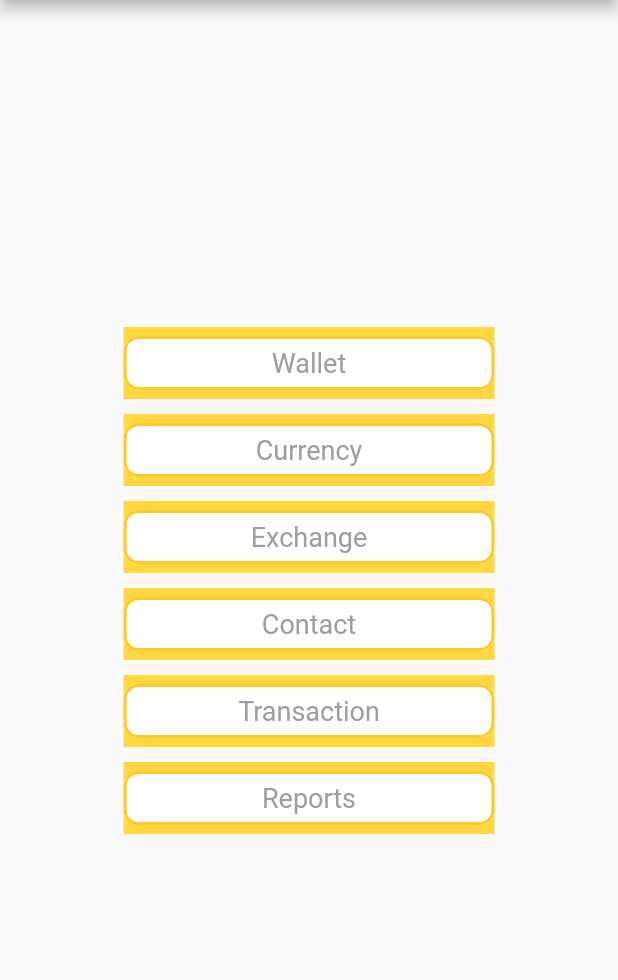
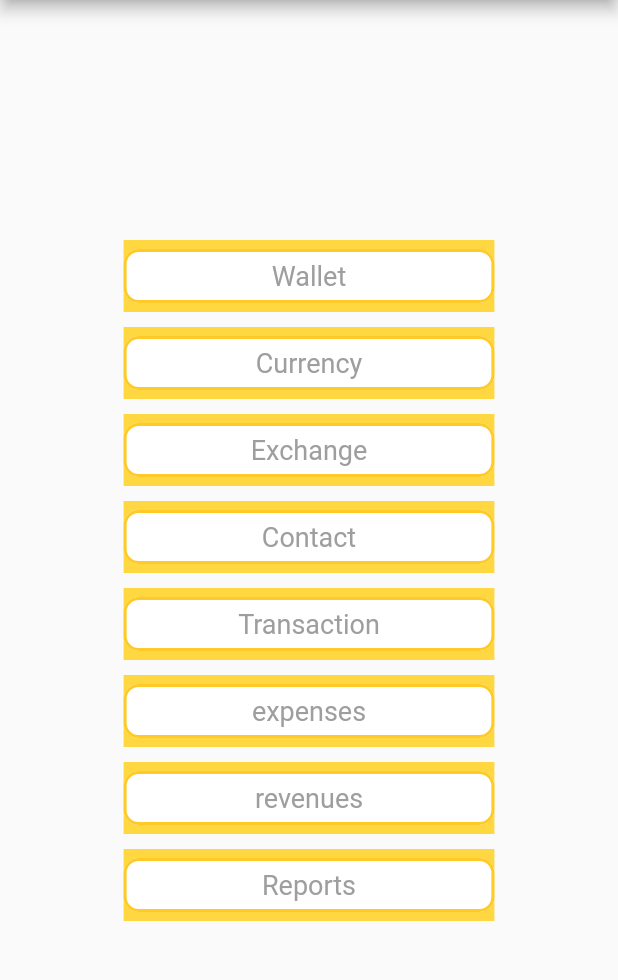
Before and after one commit to BadaelOnline/Task-Bee-with-null-saftey, a Flutter app: the screen it shows after launch, on a phone screen of 412 x 824 dp, the part 75-1055 px from its top. Run offline on Flutter 3.47's test engine with Material 2 defaults, Android fonts, the phone set to English and light mode, and no system bars; our stand-ins replace bloc, floor, flutter_bloc, sqflite; accounts and stored records are empty; generated files the repository leaves out were written again.

Commit message:
add expenses and revenues

```diff
--- a/lib/screens/expenses/add_expense.dart
+++ b/lib/screens/expenses/add_expense.dart
@@ -368,10 +368,7 @@ class AddExpense extends StatelessWidget {
               BlocConsumer<WalletCubit, WalletStates>(
                 listener: (context, WalletStates state) {
                   if (state is UpdateWalletsToDatabaseState) {
-                    Navigator.pushReplacement(
-                        context,
-                        MaterialPageRoute(
-                            builder: (context) => TransactionHome()));
+                    Navigator.of(context).pop();
                   }
                 },
                 builder: (context, WalletStates state) {
--- a/lib/screens/expenses/expense_home.dart
+++ b/lib/screens/expenses/expense_home.dart
@@ -27,7 +27,7 @@ class ExpenseHome extends StatelessWidget {
         return Scaffold(
             appBar: CustomAppBar(Icon(Icons.wallet_giftcard), 'Transaction'),
             body: ListView.builder(
-              itemCount: transactionCubit.transactions!.length,
+              itemCount: transactionCubit.expenses!.length,
               itemBuilder: (BuildContext context, int index) {
                 return BlocConsumer<CurrencyCubit, CurrencyStates>(
                   listener: (context, state) {
@@ -35,35 +35,38 @@ class ExpenseHome extends StatelessWidget {
                   },
                   builder: (context, state) {
                     return TransactionCard(
-                    contact: '${contactCubit.getContactName(contactId: transactionCubit.transactions![index].contactId)}',
+                    contact: '${contactCubit.getContactName(contactId: transactionCubit.expenses![index].contactId)}',
                     datetime:
-                    '${transactionCubit.transactions![index].transactionDate}',
+                    '${transactionCubit.expenses![index].transactionDate}',
                     iconExchange: Image.asset(
-                        '${exchangeCubit.getExchangeIcon(exchangeId: transactionCubit.transactions![index].exchangeId)}'),
+                        '${exchangeCubit.getExchangeIcon(exchangeId: transactionCubit.expenses![index].exchangeId)}'),
                     imageWallet:
-                    Image.asset('${walletCubit.getWalletIconFromId(walletId:transactionCubit.transactions![index].walletId )}'),
+                    Image.asset('${walletCubit.getWalletIconFromId(walletId:transactionCubit.expenses![index].walletId )}'),
                     iconMoneyType:
-                    Image.asset('${walletCubit.getWalletIconFromId(walletId:transactionCubit.transactions![index].walletId )}'),
+                    Image.asset('${walletCubit.getWalletIconFromId(walletId:transactionCubit.expenses![index].walletId )}'),
                     note:
-                    '${transactionCubit.transactions![index].description}',
+                    '${transactionCubit.expenses![index].description}',
                     paidMoney:
-                    '${transactionCubit.transactions![index].paid}',
+                    '${transactionCubit.expenses![index].paid}',
+                        deleteTransaction:() {
+                          transactionCubit.deleteTransactionFromDatabase(
+                              id: transactionCubit.expenses![index].id);
+                        },
                     totalMoney:
-                    '${transactionCubit.transactions![index].total}',
+                    '${transactionCubit.expenses![index].total}',
                     restMoney:
-                    '${transactionCubit.transactions![index].rest}',
+                    '${transactionCubit.expenses![index].rest}',
                     titleExchange:
-                    '${exchangeCubit.getExchangeName(exchangeId: transactionCubit.transactions![index].exchangeId)}',
-                    walletType: '${walletCubit.getWalletName(walletId: transactionCubit.transactions![index].walletId)}',
-                    currency: '${currencyCubit.getCurrencyOfWallet(currencyId: walletCubit.getWalletCurrencyId(walletId: transactionCubit.transactions![index].walletId))}');
+                    '${exchangeCubit.getExchangeName(exchangeId: transactionCubit.expenses![index].exchangeId)}',
+                    walletType: '${walletCubit.getWalletName(walletId: transactionCubit.expenses![index].walletId)}',
+                    currency: '${currencyCubit.getCurrencyOfWallet(currencyId: walletCubit.getWalletCurrencyId(walletId: transactionCubit.expenses![index].walletId))}');
   },
 );
               },
             ),
             floatingActionButton: CustomFloatingActionButton(
               icon: Icon(Icons.add),
-              onPressed: () => Navigator.pushReplacement(context,
-                  MaterialPageRoute(builder: (context) => AddExpense())),
+              onPressed: () => Navigator.of(context).pushNamed('/addExpense'),
             )
             );
       },
--- a/lib/screens/expenses/update_expense.dart
+++ b/lib/screens/expenses/update_expense.dart
@@ -40,8 +40,7 @@ class UpdateExpense extends StatelessWidget {
       body:BlocConsumer<TransactionCubit,TransactionStates>(
         listener: (context,state){
           if(state is UpdateTransactionsToDatabaseState){
-            Navigator.pushReplacement(context,
-                MaterialPageRoute(builder: (context) => TransactionHome()));
+            Navigator.of(context).pop();
           }
         },
         builder: (context,state){
--- a/lib/screens/revenues/add_revenues.dart
+++ b/lib/screens/revenues/add_revenues.dart
@@ -368,10 +368,7 @@ class AddRevenues extends StatelessWidget {
               BlocConsumer<WalletCubit, WalletStates>(
                 listener: (context, WalletStates state) {
                   if (state is UpdateWalletsToDatabaseState) {
-                    Navigator.pushReplacement(
-                        context,
-                        MaterialPageRoute(
-                            builder: (context) => TransactionHome()));
+                    Navigator.of(context).pop();
                   }
                 },
                 builder: (context, WalletStates state) {
--- a/lib/screens/revenues/revenues_home.dart
+++ b/lib/screens/revenues/revenues_home.dart
@@ -27,7 +27,7 @@ class RevenuesHome extends StatelessWidget {
         return Scaffold(
             appBar: CustomAppBar(Icon(Icons.wallet_giftcard), 'Transaction'),
             body: ListView.builder(
-              itemCount: transactionCubit.transactions!.length,
+              itemCount: transactionCubit.revenues!.length,
               itemBuilder: (BuildContext context, int index) {
                 return BlocConsumer<CurrencyCubit, CurrencyStates>(
                   listener: (context, state) {
@@ -35,35 +35,38 @@ class RevenuesHome extends StatelessWidget {
                   },
                   builder: (context, state) {
                     return TransactionCard(
-                    contact: '${contactCubit.getContactName(contactId: transactionCubit.transactions![index].contactId)}',
+                    contact: '${contactCubit.getContactName(contactId: transactionCubit.revenues![index].contactId)}',
                     datetime:
-                    '${transactionCubit.transactions![index].transactionDate}',
+                    '${transactionCubit.revenues![index].transactionDate}',
                     iconExchange: Image.asset(
-                        '${exchangeCubit.getExchangeIcon(exchangeId: transactionCubit.transactions![index].exchangeId)}'),
+                        '${exchangeCubit.getExchangeIcon(exchangeId: transactionCubit.revenues![index].exchangeId)}'),
                     imageWallet:
-                    Image.asset('${walletCubit.getWalletIconFromId(walletId:transactionCubit.transactions![index].walletId )}'),
+                    Image.asset('${walletCubit.getWalletIconFromId(walletId:transactionCubit.revenues![index].walletId )}'),
                     iconMoneyType:
-                    Image.asset('${walletCubit.getWalletIconFromId(walletId:transactionCubit.transactions![index].walletId )}'),
+                    Image.asset('${walletCubit.getWalletIconFromId(walletId:transactionCubit.revenues![index].walletId )}'),
                     note:
-                    '${transactionCubit.transactions![index].description}',
+                    '${transactionCubit.revenues![index].description}',
                     paidMoney:
-                    '${transactionCubit.transactions![index].paid}',
+                    '${transactionCubit.revenues![index].paid}',
                     totalMoney:
-                    '${transactionCubit.transactions![index].total}',
+                    '${transactionCubit.revenues![index].total}',
                     restMoney:
-                    '${transactionCubit.transactions![index].rest}',
+                    '${transactionCubit.revenues![index].rest}',
+                        deleteTransaction:() {
+                          transactionCubit.deleteTransactionFromDatabase(
+                              id: transactionCubit.revenues![index].id);
+                        },
                     titleExchange:
-                    '${exchangeCubit.getExchangeName(exchangeId: transactionCubit.transactions![index].exchangeId)}',
-                    walletType: '${walletCubit.getWalletName(walletId: transactionCubit.transactions![index].walletId)}',
-                    currency: '${currencyCubit.getCurrencyOfWallet(currencyId: walletCubit.getWalletCurrencyId(walletId: transactionCubit.transactions![index].walletId))}');
+                    '${exchangeCubit.getExchangeName(exchangeId: transactionCubit.revenues![index].exchangeId)}',
+                    walletType: '${walletCubit.getWalletName(walletId: transactionCubit.revenues![index].walletId)}',
+                    currency: '${currencyCubit.getCurrencyOfWallet(currencyId: walletCubit.getWalletCurrencyId(walletId: transactionCubit.revenues![index].walletId))}');
   },
 );
               },
             ),
             floatingActionButton: CustomFloatingActionButton(
               icon: Icon(Icons.add),
-              onPressed: () => Navigator.pushReplacement(context,
-                  MaterialPageRoute(builder: (context) => AddRevenues())),
+              onPressed: () => Navigator.of(context).pushNamed('/addRevenue'),
             )
             );
       },
--- a/lib/screens/revenues/update_revenues.dart
+++ b/lib/screens/revenues/update_revenues.dart
@@ -41,8 +41,7 @@ class UpdateRevenues extends StatelessWidget {
       body:BlocConsumer<TransactionCubit,TransactionStates>(
         listener: (context,state){
           if(state is UpdateTransactionsToDatabaseState){
-            Navigator.pushReplacement(context,
-                MaterialPageRoute(builder: (context) => TransactionHome()));
+            Navigator.of(context).pop();
           }
         },
         builder: (context,state){
--- a/lib/screens/routes/app_router.dart
+++ b/lib/screens/routes/app_router.dart
@@ -8,6 +8,15 @@ import 'package:financial/screens/exchange_category/add_exchange.dart';
 import 'package:financial/screens/exchange_category/category.dart';
 import 'package:financial/screens/exchange_category/exchange_home.dart';
 import 'package:financial/screens/exchange_category/update_exchange.dart';
+import 'package:financial/screens/expenses/add_expense.dart';
+import 'package:financial/screens/expenses/expense_home.dart';
+import 'package:financial/screens/expenses/update_expense.dart';
+import 'package:financial/screens/report/report_home.dart';
+import 'package:financial/screens/report/report_search.dart';
+import 'package:financial/screens/report/report_search_result.dart';
+import 'package:financial/screens/revenues/add_revenues.dart';
+import 'package:financial/screens/revenues/revenues_home.dart';
+import 'package:financial/screens/revenues/update_revenues.dart';
 import 'package:financial/screens/shared/myhomepage.dart';
 import 'package:financial/screens/transaction/add_transaction.dart';
 import 'package:financial/screens/transaction/transaction_home.dart';
@@ -173,18 +182,52 @@ class AppRouter {
         );
 
 
+    /// revenues routes
+      case '/revenuesHome':
+        return MaterialPageRoute(
+          builder: (_) => RevenuesHome(),
+        );
+      case '/addRevenue':
+        return MaterialPageRoute(
+          builder: (_) => AddRevenues(),
+        );
+      case '/updateRevenue':
+        return MaterialPageRoute(
+            builder: (_) => UpdateRevenues(),
+            settings: RouteSettings(arguments: settings.arguments)
+        );
+
+
+
+
+    /// expenses routes
+      case '/expensesHome':
+        return MaterialPageRoute(
+          builder: (_) => ExpenseHome(),
+        );
+      case '/addExpense':
+        return MaterialPageRoute(
+          builder: (_) => AddExpense(),
+        );
+      case '/updateExpense':
+        return MaterialPageRoute(
+            builder: (_) => UpdateExpense(),
+            settings: RouteSettings(arguments: settings.arguments)
+        );
+
+
     /// reports routes
-      case '/transactionHome':
+      case '/reportHome':
         return MaterialPageRoute(
-          builder: (_) => TransactionHome(),
+          builder: (_) => ReportHome(),
         );
-      case '/addTransaction':
+      case '/reportSearch':
         return MaterialPageRoute(
-          builder: (_) => AddTransaction(),
+          builder: (_) => ReportSearch(),
         );
-      case '/updateTransaction':
+      case '/reportSearchResult':
         return MaterialPageRoute(
-            builder: (_) => UpdateTransaction(),
+            builder: (_) => ReportSearchResult(),
             settings: RouteSettings(arguments: settings.arguments)
         );
 
--- a/lib/screens/shared/myhomepage.dart
+++ b/lib/screens/shared/myhomepage.dart
@@ -83,11 +83,28 @@ class MyHomePage extends StatelessWidget {
                   width: MediaQuery.of(context).size.width * 0.6,
                   color: Colors.amberAccent,
                   child: CustomRaisdButton(
+                      text: 'expenses',
+                      onPressed: () => Navigator.of(context).pushNamed('/expensesHome')),
+                ),
+                SizedBox(
+                  height: kDefaultPadding / 2,
+                ),
+                Container(
+                  width: MediaQuery.of(context).size.width * 0.6,
+                  color: Colors.amberAccent,
+                  child: CustomRaisdButton(
+                      text: 'revenues',
+                      onPressed: () => Navigator.of(context).pushNamed('/revenuesHome')),
+                ),
+                SizedBox(
+                  height: kDefaultPadding / 2,
+                ),
+                Container(
+                  width: MediaQuery.of(context).size.width * 0.6,
+                  color: Colors.amberAccent,
+                  child: CustomRaisdButton(
                       text: 'Reports',
-                      onPressed: () => Navigator.push(
-                          context,
-                          MaterialPageRoute(
-                              builder: (context) => ReportSearch()))),
+                      onPressed: () => Navigator.of(context).pushNamed('/reportSearch')),
                   // TextButton(
                   //     onPressed: () => Navigator.push(context,
                   //         MaterialPageRoute(builder: (context) => TransactionHome())),
--- a/lib/screens/transaction/transaction_home.dart
+++ b/lib/screens/transaction/transaction_home.dart
@@ -52,6 +52,10 @@ class TransactionHome extends StatelessWidget {
                     '${transactionCubit.transactions![index].total}',
                     restMoney:
                     '${transactionCubit.transactions![index].rest}',
+                    deleteTransaction:() {
+                          transactionCubit.deleteTransactionFromDatabase(
+                              id: transactionCubit.transactions![index].id);
+                        },
                     titleExchange:
                     '${exchangeCubit.getExchangeName(exchangeId: transactionCubit.transactions![index].exchangeId)}',
                     walletType: '${walletCubit.getWalletName(walletId: transactionCubit.transactions![index].walletId)}',
--- a/lib/services/bloc/transaction/cubit.dart
+++ b/lib/services/bloc/transaction/cubit.dart
@@ -14,6 +14,8 @@ class TransactionCubit extends Cubit<TransactionStates> {
   AppDatabase? database;
   TransactionDao? dao;
   List<Transaction>? transactions = [];
+  List<Transaction>? revenues = [];
+  List<Transaction>? expenses = [];
   FinancialReport? report;
   List<FinancialReport>? reports;
   List<FinancialReport>? transactionByContact;
@@ -33,9 +35,19 @@ class TransactionCubit extends Cubit<TransactionStates> {
   }
 
   void getTransactionsFromDatabase() {
+    revenues!.clear();
+    expenses!.clear();
     this.dao!.findAllTransaction().then((value) {
       transactions = value;
-      if (value!.length > 0) {
+
+      for(int i = 0 ; i < value!.length ; i++){
+        if (value[i].isIncome == 0){
+          revenues!.add(value[i]);
+        }else{
+          expenses!.add(value[i]);
+        }
+      }
+      if (value.length > 0) {
         lastId = value[value.length - 1].id;
       } else {
         lastId = 0;
--- a/lib/widget/TransAction_Card_1.dart
+++ b/lib/widget/TransAction_Card_1.dart
@@ -16,6 +16,7 @@ class TransactionCard extends StatelessWidget {
   final Image? iconExchange;
   final String? restMoney;
   final String? currency;
+  final Function()? deleteTransaction;
 
 
   const TransactionCard({
@@ -33,7 +34,7 @@ class TransactionCard extends StatelessWidget {
     this.paidMoney,
     this.iconExchange,
     this.restMoney,
-    this.currency,
+    this.currency, this.deleteTransaction,
   }) : super(key: key);
 
   @override
@@ -85,7 +86,8 @@ class TransactionCard extends StatelessWidget {
                       Container(
                         padding: EdgeInsets.only(left: 8.0),
                         child: IconButton(
-                          onPressed: () {},
+
+                          onPressed: deleteTransaction,
                           icon: Icon(
                             Icons.delete,
                             size: 20,
```
Also changed, not shown: lib/screens/report/report_home.dart (+1 -12 lines).
